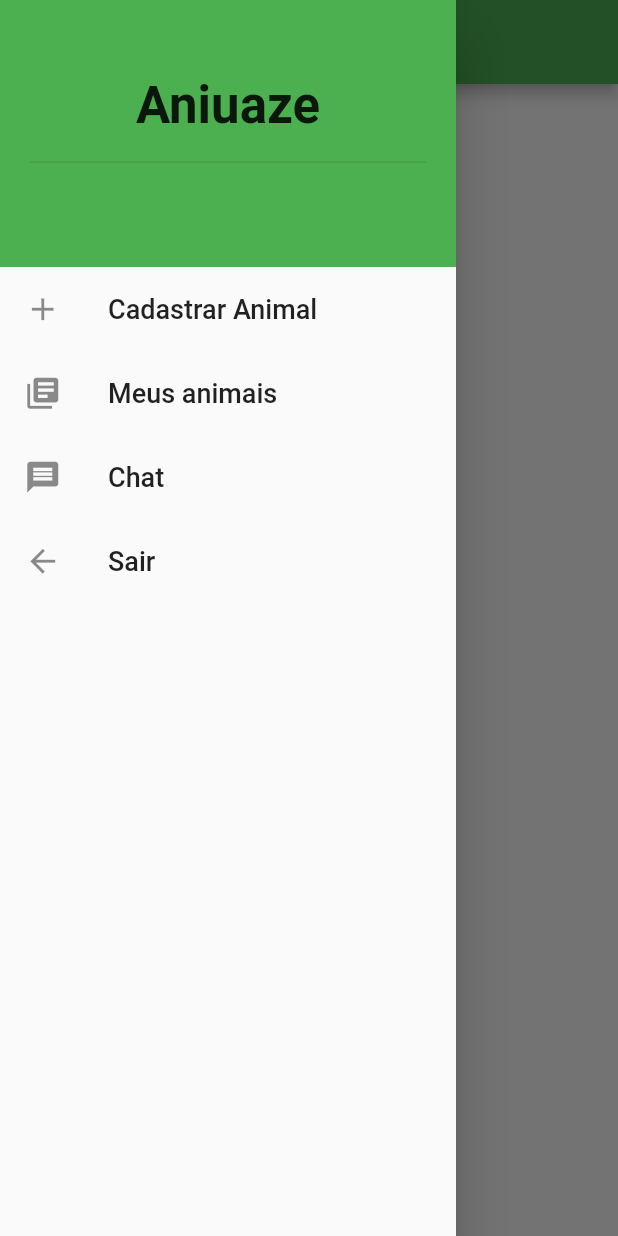
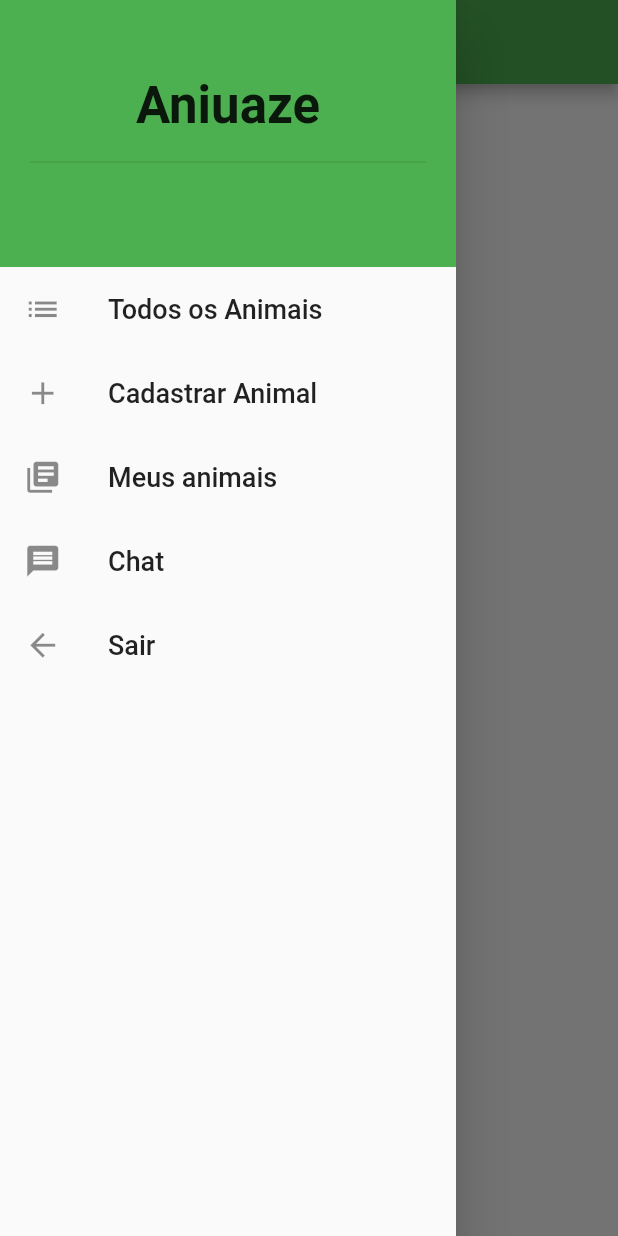
Before and after one commit to joaoconstancio1/aniuaze, a Flutter app: the HomeScreen screen opened directly, with the side drawer open, on a phone screen of 412 x 824 dp. Run offline on Flutter 3.47's test engine with Material 2 defaults, Android fonts, the phone set to English and light mode, and no system bars; our stand-ins replace carousel_pro, cloud_firestore, firebase_auth, firebase_storage, image_cropper, image_picker and 1 more; missing offline and left inert: bloc_pattern; accounts and stored records are empty; network calls fail.

```diff
--- a/lib/main.dart
+++ b/lib/main.dart
@@ -1,5 +1,5 @@
 import 'package:aniuaze/models/user_model.dart';
-import 'package:aniuaze/screens/FormScreen.dart';
+import 'package:aniuaze/screens/formScreen.dart';
 import 'package:aniuaze/screens/home_screen.dart';
 import 'package:aniuaze/screens/login_screen.dart';
 import 'package:aniuaze/screens/signup_screen.dart';
@@ -20,7 +20,7 @@ class MyApp extends StatelessWidget {
             primaryColor: Colors.green
         ),
         debugShowCheckedModeBanner: false,
-        home: HomeScreen(),
+        home: LoginScreen(),
       ),
     );
   }
--- a/lib/screens/home_screen.dart
+++ b/lib/screens/home_screen.dart
@@ -17,14 +17,17 @@ class _HomeScreenState extends State<HomeScreen> {
 
   @override
   void initState() {
+    super.initState();
     WidgetsBinding.instance.addPostFrameCallback((_) => showSnackBar());
-    super.initState();
   }
 
   @override
   Widget build(BuildContext context) {
     return FutureBuilder<QuerySnapshot>(
-        future: Firestore.instance.collection("animals").getDocuments(),
+        future: Firestore.instance
+            .collection("animals")
+            .orderBy("date", descending: true)
+            .getDocuments(),
         builder: (context, snapshot) {
           if (!snapshot.hasData)
             return Center(
@@ -39,7 +42,7 @@ class _HomeScreenState extends State<HomeScreen> {
               ),
               drawer: MainDrawer(),
               body: ListView(
-                children: snapshot.data.documents.map((doc){
+                children: snapshot.data.documents.map((doc) {
                   return AnimalTile(doc);
                 }).toList(),
               ),
--- a/lib/tiles/animal_tile.dart
+++ b/lib/tiles/animal_tile.dart
@@ -36,12 +36,11 @@ class AnimalTile extends StatelessWidget {
               mainAxisAlignment: MainAxisAlignment.spaceBetween,
               children: <Widget>[
                 Text(
-                  snapshot.data["nome"],
+                  snapshot.data["name"],
                   style: TextStyle(fontSize: 15, fontWeight: FontWeight.bold),
                 ),
                 GestureDetector(
                   onTap: () {
-                    print('cliquei aqui');
                     Navigator.of(context).push(
                         MaterialPageRoute(builder: (context) => AnimalScreen(snapshot)));
                   },
--- a/lib/widgets/main_drawer.dart
+++ b/lib/widgets/main_drawer.dart
@@ -1,6 +1,8 @@
 import 'package:aniuaze/models/user_model.dart';
-import 'package:aniuaze/screens/FormScreen.dart';
+import 'package:aniuaze/screens/formScreen.dart';
+import 'package:aniuaze/screens/home_screen.dart';
 import 'package:aniuaze/screens/login_screen.dart';
+import 'package:aniuaze/screens/myAnimals.dart';
 import 'package:flutter/material.dart';
 import 'package:scoped_model/scoped_model.dart';
 
@@ -26,17 +28,6 @@ class MainDrawer extends StatelessWidget {
                             fontSize: 34.0, fontWeight: FontWeight.bold),
                       ),
                     ),
-                    /*Container(
-                        width: 100,
-                        height: 100,
-                        margin: EdgeInsets.only(top: 30, bottom: 10),
-                        decoration: BoxDecoration(
-                            shape: BoxShape.circle,
-                            image: DecorationImage(
-                                image: NetworkImage(
-                                    "https://static-wp-canalr-prd.canalrural.com.br/2019/02/fcpzzb_abr_070120192595-640x427.jpg"),
-                                fit: BoxFit.fill)),
-                      ),*/
                     Divider(),
                     Text(
                       "${!model.isLoggedIn() ? "" : model.userData["name"]}",
@@ -48,6 +39,14 @@ class MainDrawer extends StatelessWidget {
                     ),
                   ],
                 ),
+              ),
+              ListTile(
+                leading: Icon(
+                  Icons.list,
+                  size: 25,
+                ),
+                title: Text("Todos os Animais", style: TextStyle(fontSize: 18)),
+                onTap: (){ Navigator.of(context).push(MaterialPageRoute(builder: (context) => HomeScreen()));},
               ),
               ListTile(
                 leading: Icon(
@@ -68,7 +67,7 @@ class MainDrawer extends StatelessWidget {
                     fontSize: 18,
                   ),
                 ),
-                //onTap: (){ Navigator.of(context).push(MaterialPageRoute(builder: (context) => SignUpScreen()));},
+                onTap: (){ Navigator.of(context).push(MaterialPageRoute(builder: (context) => MyAnimals()));},
               ),
               ListTile(
                 leading: Icon(
```
Also changed, not shown: lib/blocs/animal_bloc.dart (+14 -4 lines), lib/models/user_model.dart (+14 -0 lines), lib/screens/animal_screen.dart (+8 -5 lines), lib/screens/formScreen.dart (renamed from lib/screens/FormScreen.dart, +11 -1 lines), lib/screens/myAnimals.dart (added, +54 -0 lines).
